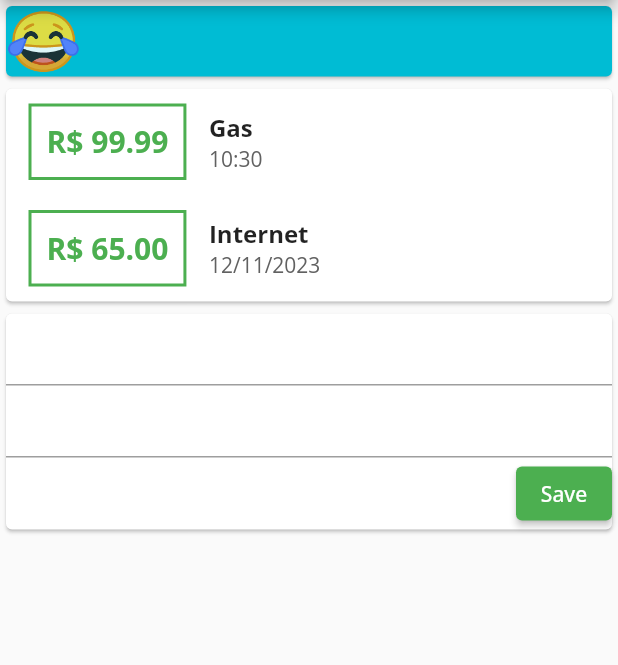
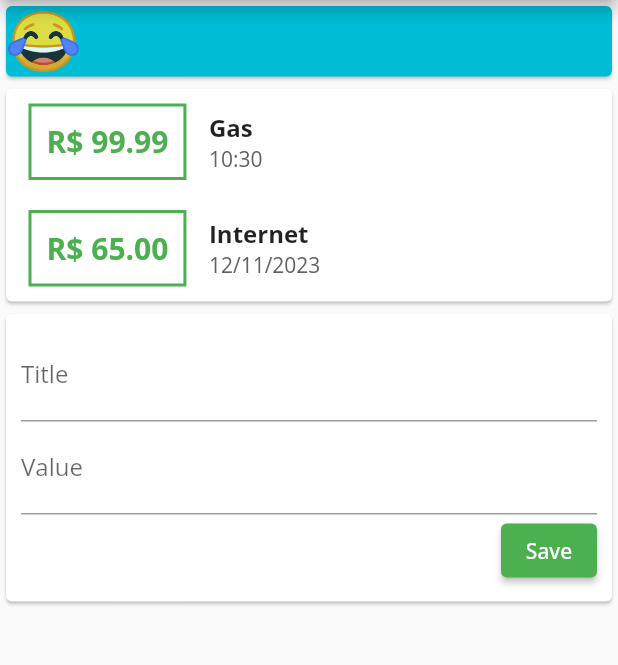
Before and after one commit to lauro-ss/Practices_Flutter, a Flutter app: the screen it shows after launch, on a phone screen of 412 x 824 dp, the part 84-749 px from its top. Run offline on Flutter 3.47's test engine with Material 2 defaults, Android fonts, the phone set to English and light mode, and no system bars.

Commit message:
add padding

```diff
--- a/expenses/lib/main.dart
+++ b/expenses/lib/main.dart
@@ -19,6 +19,9 @@ class App extends StatelessWidget {
 
 class Home extends StatelessWidget {
   Home({super.key});
+
+  final titleController = TextEditingController();
+  final valueController = TextEditingController();
 
   final _tran = [
     Transaction(1, "Gas", 99.99, DateTime.now(), "BRL"),
@@ -83,17 +86,28 @@ class Home extends StatelessWidget {
             ),
           ),
           Card(
+            child: Padding(
+              padding: const EdgeInsets.all(10),
               child: Column(
                 children: [
-                TextField(),
-                TextField(),
+                  TextField(
+                    controller: titleController,
+                    decoration: InputDecoration(labelText: "Title"),
+                  ),
+                  TextField(
+                    controller: valueController,
+                    decoration: InputDecoration(labelText: "Value"),
+                  ),
                   Row(
                     mainAxisAlignment: MainAxisAlignment.end,
                     children: [
-                    ElevatedButton(onPressed: () => {}, child: Text("Save")),
+                      ElevatedButton(
+                          onPressed: () => {titleController.value},
+                          child: Text("Save")),
                     ],
                   )
                 ],
+              ),
             ),
           ),
         ],
```
Lines whose indentation alone changed are shown as unchanged.
